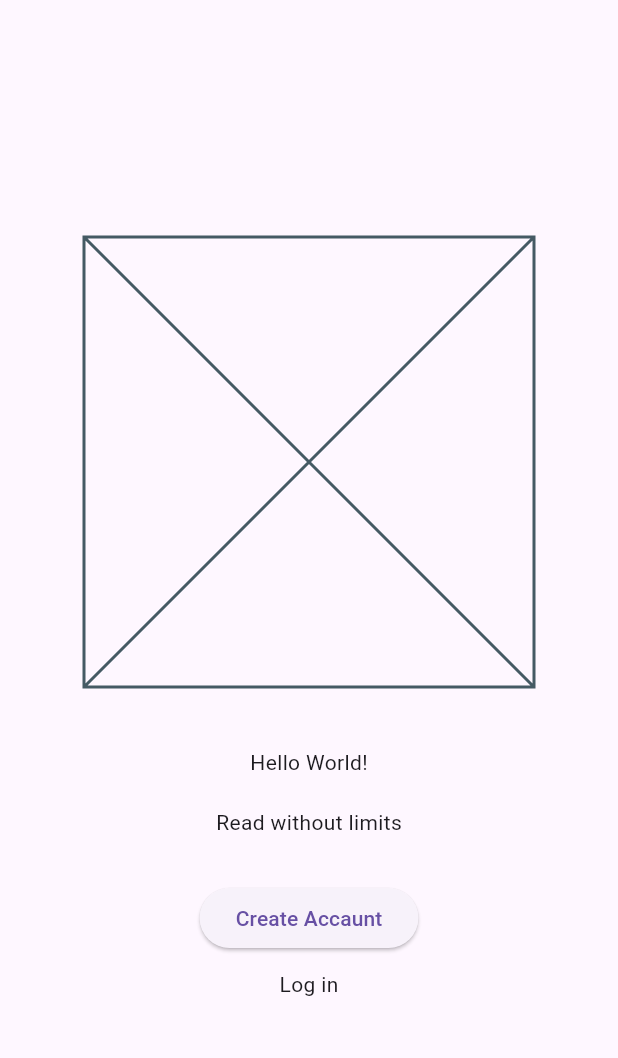
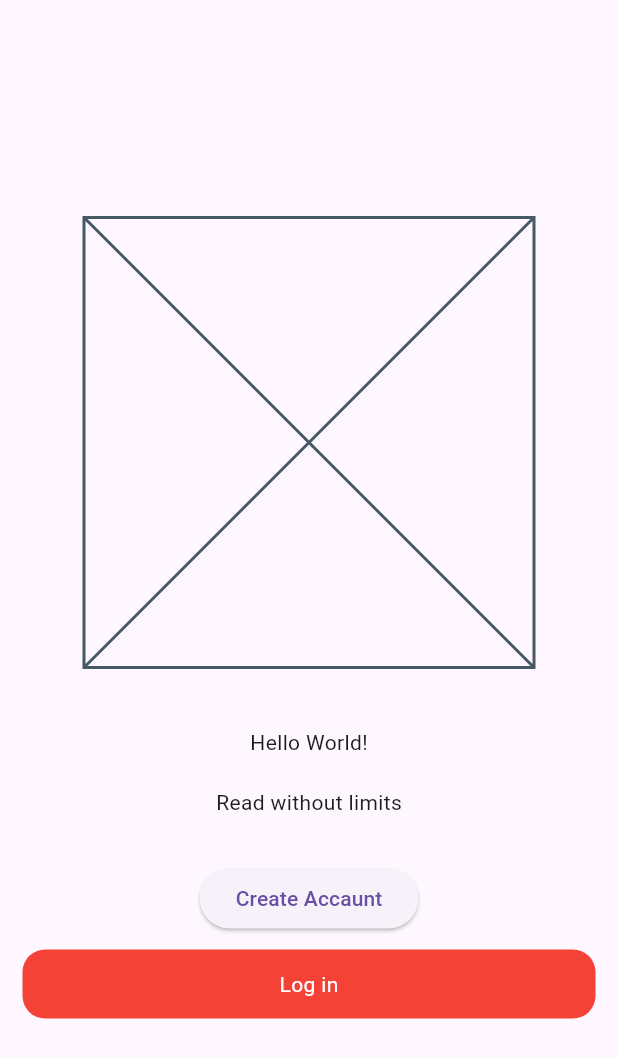
Before and after one commit to johnStuart00/OnlineLibrary, a Flutter app: the screen it shows after launch, on a phone screen of 412 x 824 dp. Shown: the top 1058 px of the screen. Run offline on Flutter 3.47's test engine with Material 3 defaults, Android fonts, the phone set to English and light mode, and no system bars; our stand-ins replace get; generated files the repository leaves out were written again.

Commit message:
070320240935

```diff
--- a/lib/pages/welcome_page/presentation/welcome_page.dart
+++ b/lib/pages/welcome_page/presentation/welcome_page.dart
@@ -18,6 +18,8 @@ class _WelcomePageState extends State<WelcomePage> {
   Widget build(BuildContext context) {
     return Scaffold(
       body: SafeArea(
+          child: Padding(
+        padding: const EdgeInsets.symmetric(horizontal: 15),
         child: Center(
           child: Column(
             mainAxisAlignment: MainAxisAlignment.center,
@@ -46,8 +48,17 @@ class _WelcomePageState extends State<WelcomePage> {
               const SizedBox(
                 height: 10,
               ),
-            StyleButtonWidget(),
+              StyleButtonWidget(
+                buttonName: AppLocalizations.of(context)!.logIn,
+                onTap: () {
+                  Navigator.push(
+                      context,
+                      MaterialPageRoute(
+                          builder: (context) => const LogInPage()));
+                },
+              ),
             ],
+          ),
         ),
       )),
     );
--- a/lib/widgets/style_button_widget.dart
+++ b/lib/widgets/style_button_widget.dart
@@ -2,24 +2,31 @@ import 'package:flutter/material.dart';
 import 'package:flutter_gen/gen_l10n/app_localizations.dart';
 
 class StyleButtonWidget extends StatelessWidget {
+  final String buttonName;
+  final onTap;
+
   const StyleButtonWidget({
-    super.key,
-    this required.buttonName,
+    required this.buttonName,
+    required this.onTap,
   });
-
-  String buttonName;
 
   @override
   Widget build(BuildContext context) {
-      return Container(
-        child: Text(AppLocalizations.of(context)!.logIn),
-      );
-
-    // return ElevatedButton(
-    //     onPressed: () {
-    //       Navigator.push(context,
-    //           MaterialPageRoute(builder: (context) => const LogInPage()));
-    //     },
-    //     child: Text(AppLocalizations.of(context)!.logIn));
+    return GestureDetector(
+      onTap: onTap,
+      child: Container(
+        decoration: BoxDecoration(
+          borderRadius: BorderRadius.circular(15),
+          color: Colors.red,
+        ),
+        padding: const EdgeInsets.symmetric(vertical: 13),
+        width: double.infinity,
+        child: Center(
+            child: Text(
+          buttonName,
+          style: TextStyle(color: Colors.white),
+        )),
+      ),
+    );
   }
 }
```
Lines whose indentation alone changed are shown as unchanged.
